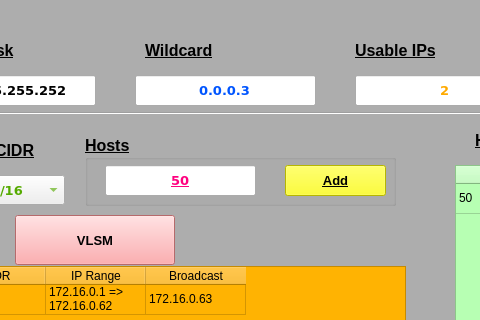
momo007Dev/TFE-Networking_toolkit, file code/main.ui: the form before one commit; both pictures show x 255 to 735 and y 215 to 535 of the 900 by 700 pixel window.
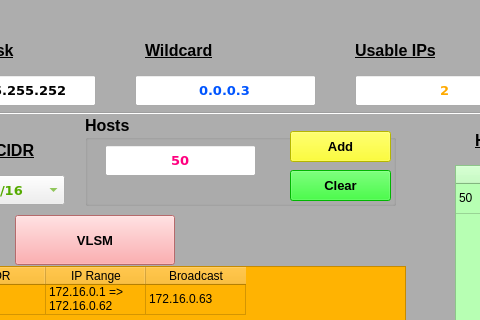
The form after the commit. The open tabs and pages were chosen to show the change. Icons and pictures are not drawn.

Commit message: UI VLSM et subnet finie, reste a implementer la loqique de calcul vlsm

Diff of the .ui file:
```diff
--- a/code/main.ui
+++ b/code/main.ui
@@ -1272,9 +1272,9 @@
       <property name="geometry">
        <rect>
         <x>340</x>
-        <y>350</y>
+        <y>330</y>
         <width>311</width>
-        <height>71</height>
+        <height>91</height>
        </rect>
       </property>
       <property name="font">
@@ -1282,7 +1282,7 @@
         <pointsize>12</pointsize>
         <weight>75</weight>
         <bold>true</bold>
-        <underline>true</underline>
+        <underline>false</underline>
        </font>
       </property>
       <property name="title">
@@ -1303,6 +1303,7 @@
          <pointsize>10</pointsize>
          <weight>75</weight>
          <bold>true</bold>
+         <underline>false</underline>
         </font>
        </property>
        <property name="styleSheet">
@@ -1318,14 +1319,41 @@
         <bool>true</bool>
        </property>
       </widget>
+      <widget class="QPushButton" name="S_gb_clear">
+       <property name="enabled">
+        <bool>true</bool>
+       </property>
+       <property name="geometry">
+        <rect>
+         <x>205</x>
+         <y>55</y>
+         <width>101</width>
+         <height>31</height>
+        </rect>
+       </property>
+       <property name="font">
+        <font>
+         <pointsize>10</pointsize>
+         <weight>75</weight>
+         <bold>true</bold>
+         <underline>false</underline>
+        </font>
+       </property>
+       <property name="styleSheet">
+        <string notr="true">background-color: rgb(0, 255, 0);</string>
+       </property>
+       <property name="text">
+        <string>Clear</string>
+       </property>
+      </widget>
       <widget class="QPushButton" name="S_gb_add">
        <property name="enabled">
         <bool>true</bool>
        </property>
        <property name="geometry">
         <rect>
-         <x>200</x>
-         <y>30</y>
+         <x>205</x>
+         <y>16</y>
          <width>101</width>
          <height>31</height>
         </rect>
@@ -1335,6 +1363,7 @@
          <pointsize>10</pointsize>
          <weight>75</weight>
          <bold>true</bold>
+         <underline>false</underline>
         </font>
        </property>
        <property name="styleSheet">
```
Left out of the diff: 4 changed lines with no effect on the pictures. The commit also changes 2 other files.
